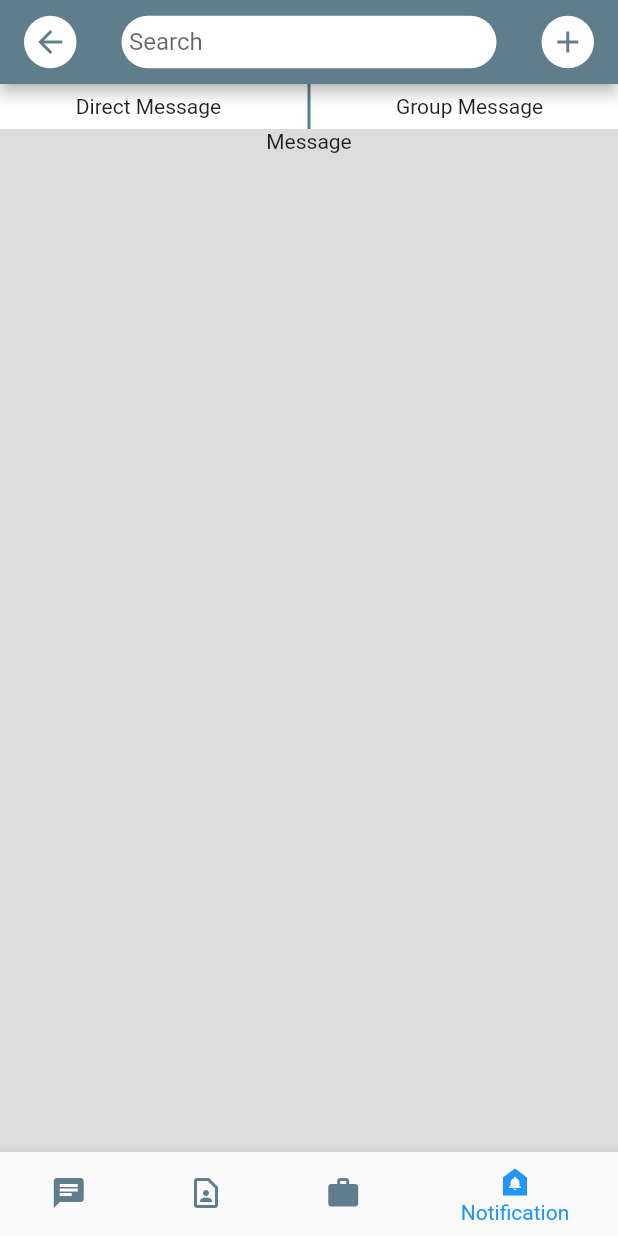
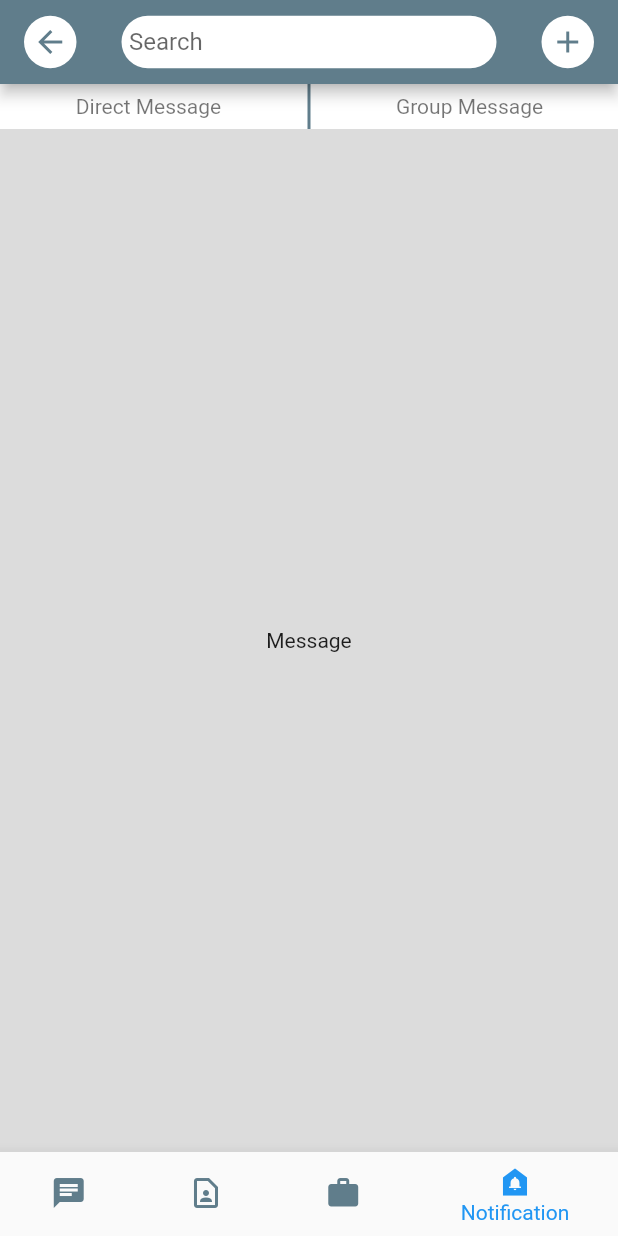
Before and after one commit to Gogo1206/chat_front_page, a Flutter app: the screen it shows after launch, item 4 of the bottom bar chosen, on a phone screen of 412 x 824 dp. Run offline on Flutter 3.47's test engine with Material 2 defaults, Android fonts, the phone set to English and light mode, and no system bars.

Commit message:
app wireframe done

```diff
--- a/lib/ChatScreen.dart
+++ b/lib/ChatScreen.dart
@@ -1,5 +1,7 @@
 import 'package:flutter/cupertino.dart';
 import 'package:flutter/material.dart';
+
+import 'chats.dart';
 
 class chatScreen extends StatefulWidget {
   const chatScreen({Key? key}) : super(key: key);
@@ -12,7 +14,7 @@ class _chatScreenState extends State<chatScreen> {
   int _selectedIndex = 0;
   int index = 0;
   List<Widget> _widgetOptions = <Widget>[
-    ListView(),
+    chats(),
     Text('Contact'),
     Text('Work'),
     Text('Message'),
@@ -24,7 +26,11 @@ class _chatScreenState extends State<chatScreen> {
 
   @override
   Widget build(BuildContext context) {
-    return Scaffold(
+    return GestureDetector(
+      onTap: () {
+        FocusScope.of(context).requestFocus(new FocusNode());
+      },
+      child: Scaffold(
         appBar: AppBar(
           title: Row(
             mainAxisAlignment: MainAxisAlignment.spaceBetween,
@@ -92,6 +98,10 @@ class _chatScreenState extends State<chatScreen> {
                         child: Text(
                           'Direct Message',
                           textAlign: TextAlign.center,
+                          style: TextStyle(
+                            color: Colors.black54,
+                            fontWeight: FontWeight.w400,
+                          ),
                         ),
                       ),
                     ),
@@ -105,14 +115,20 @@ class _chatScreenState extends State<chatScreen> {
                         child: Text(
                           'Group Message',
                           textAlign: TextAlign.center,
+                          style: TextStyle(
+                            color: Colors.black54,
+                            fontWeight: FontWeight.w400,
+                          ),
                         ),
                       ),
                     ),
                   ],
                 ),
               ),
-            Center(
+              Expanded(
+                child: Center(
                   child: _widgetOptions.elementAt(_selectedIndex),
+                ),
               ),
             ],
           ),
@@ -141,6 +157,7 @@ class _chatScreenState extends State<chatScreen> {
           currentIndex: _selectedIndex,
           onTap: _onItemTap,
         ),
+      ),
     );
   }
 }
```
Also changed, not shown: lib/chats.dart (added, +80 -0 lines), models/user.dart (deleted, +0 -47 lines), models/group.dart (deleted), models/message.dart (deleted). Lines whose indentation alone changed are shown as unchanged.
